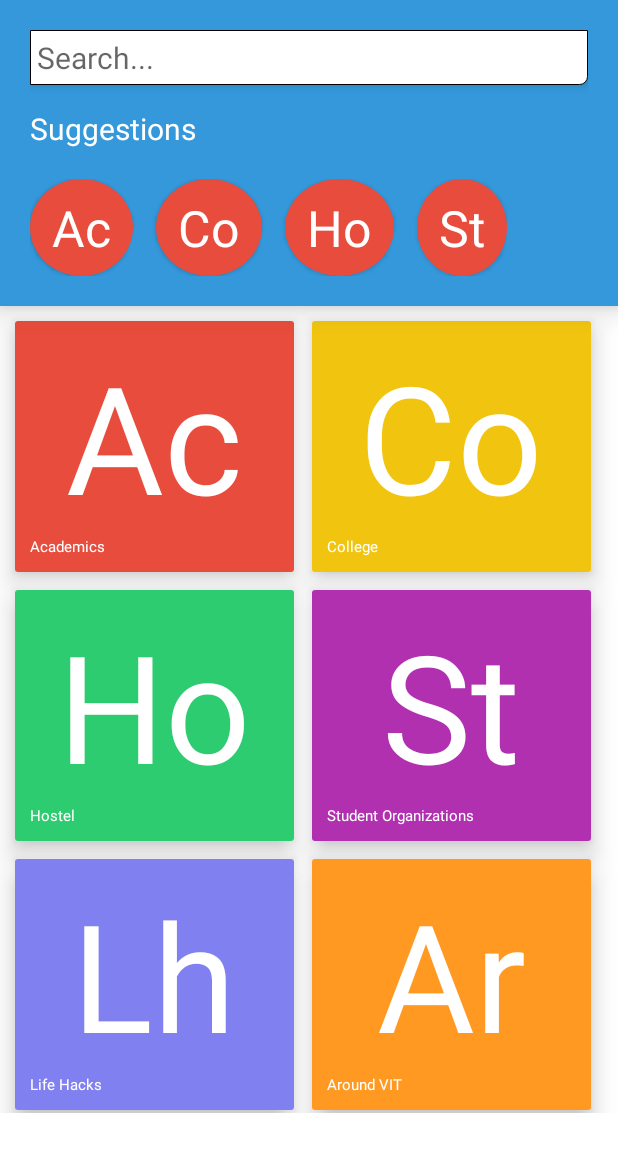
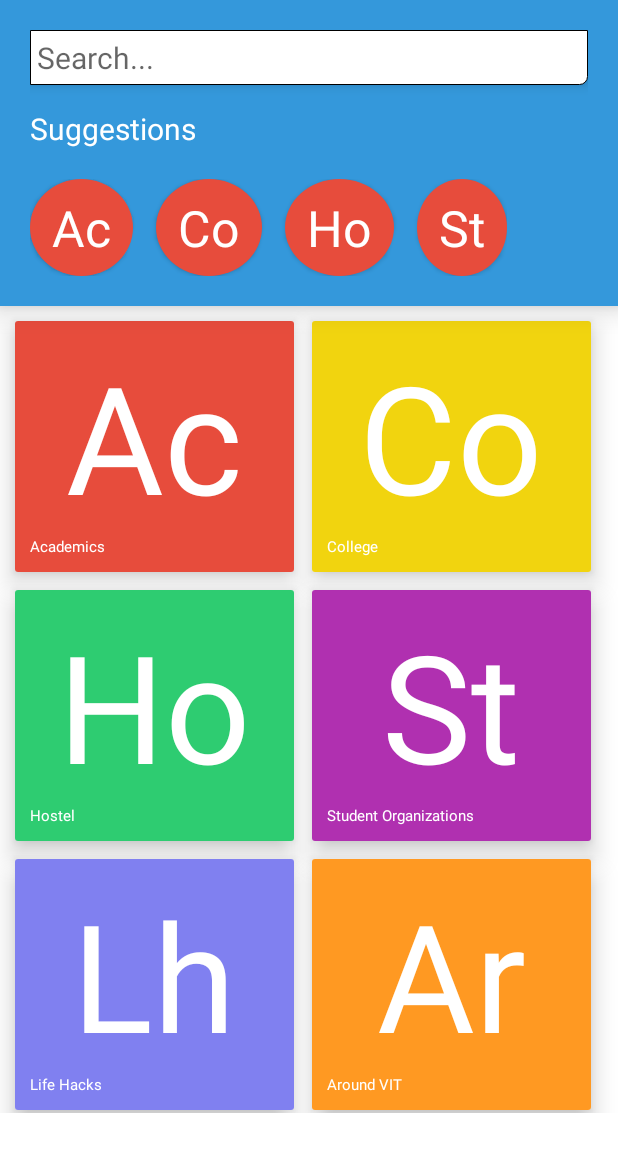
Before and after one commit to gauravagerwala/VIT-StudentHandbook, an Android app: the screen it shows after launch (MainActivity), on a phone screen of 412 x 824 dp. Shown: the top 1152 px of the screen. Run offline under Robolectric (Android 15) with nearby library versions, the phone set to English and light mode, and no system bars.

Commit message:
Colors defined

```diff
--- a/app/src/main/res/layout/activity_main.xml
+++ b/app/src/main/res/layout/activity_main.xml
@@ -2,6 +2,7 @@
     xmlns:tools="http://schemas.android.com/tools" android:layout_width="match_parent"
     android:layout_height="match_parent"
     android:orientation="vertical"
+    android:animateLayoutChanges="true"
     android:background="#ffffff"
      tools:context=".MainActivity"
     style="@style/AppTheme">
--- a/app/src/main/res/layout/fragment_main_navigator.xml
+++ b/app/src/main/res/layout/fragment_main_navigator.xml
@@ -7,6 +7,7 @@
     android:layout_width="fill_parent"
     android:layout_height="wrap_content"
     android:columnCount="2"
+    android:animateLayoutChanges="true"
     android:orientation="horizontal">
     <!-- to be changed !-->
 
@@ -56,6 +57,7 @@
         android:layout_height="wrap_content"
         android:layout_marginTop="10dp"
         android:layout_marginLeft="10dp"
+        android:layout_marginRight="10dp"
 
         android:layout_gravity="top|left"
         card_view:cardElevation="10dp">
@@ -126,6 +128,7 @@
         android:layout_height="wrap_content"
         android:layout_marginTop="10dp"
         android:layout_marginLeft="10dp"
+        android:layout_marginRight="10dp"
 
         android:layout_gravity="top|left"
         card_view:cardElevation="10dp">
@@ -133,7 +136,7 @@
             android:layout_width="fill_parent"
             android:padding="10dp"
             android:orientation="vertical"
-            android:background="#b030b0"
+            android:background="@color/stud"
             android:layout_height="fill_parent">
             <TextView
                 android:layout_width="wrap_content"
@@ -168,7 +171,7 @@
             android:layout_width="fill_parent"
             android:padding="10dp"
             android:orientation="vertical"
-            android:background="#8080f0"
+            android:background="@color/lifehack"
             android:layout_height="fill_parent">
             <TextView
                 android:layout_width="wrap_content"
@@ -196,6 +199,7 @@
         android:layout_height="wrap_content"
         android:layout_marginTop="10dp"
         android:layout_marginLeft="10dp"
+        android:layout_marginRight="10dp"
 
         android:layout_gravity="top|left"
         card_view:cardElevation="10dp">
@@ -203,7 +207,7 @@
             android:layout_width="fill_parent"
             android:padding="10dp"
             android:orientation="vertical"
-            android:background="#FF9922"
+            android:background="@color/around"
             android:layout_height="fill_parent">
             <TextView
                 android:layout_width="wrap_content"
--- a/app/src/main/res/values-v21/styles.xml
+++ b/app/src/main/res/values-v21/styles.xml
@@ -9,7 +9,10 @@
    <color name="academics">#e74c3c</color>
     <color name="mainHeader">#3498db</color>
     <color name="hostel">#2ecc71</color>
-    <color name="college">#f1c40f</color>
+    <color name="college">#f1d40f</color>
+    <color name="stud">#b030b0</color>
+    <color name="lifehack">#8080f0</color>
+    <color name="around">#FF9922</color>
 
     <array name="colors">
         <item>#1abc9c</item>
```
